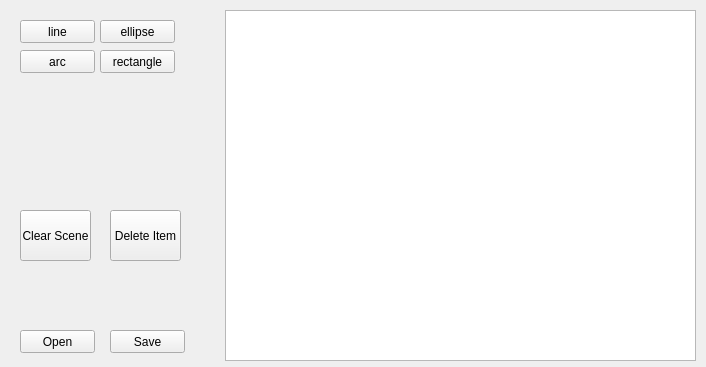
Rauf-Kurbanov/GesturesEditor, file editor0.2/GesturesEditor/gestEdit.ui: the form before one commit.
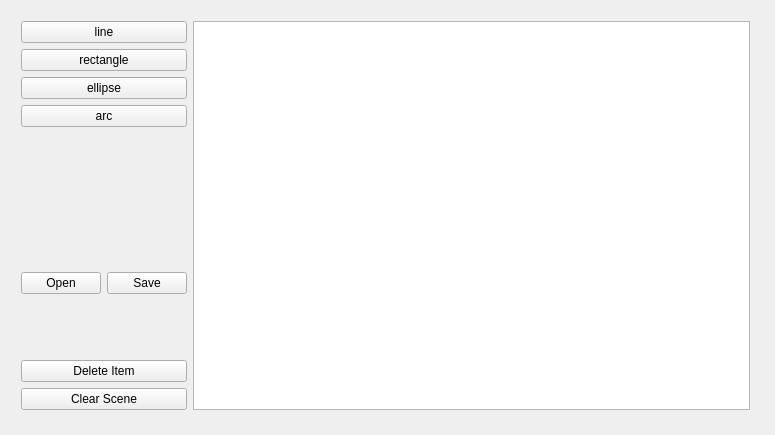
The form after the commit.

```diff
--- a/editor0.2/GesturesEditor/gestEdit.ui
+++ b/editor0.2/GesturesEditor/gestEdit.ui
@@ -6,32 +6,41 @@
    <rect>
     <x>0</x>
     <y>0</y>
-    <width>706</width>
-    <height>367</height>
+    <width>775</width>
+    <height>435</height>
    </rect>
   </property>
+  <property name="minimumSize">
+   <size>
+    <width>775</width>
+    <height>435</height>
+   </size>
+  </property>
+  <property name="maximumSize">
+   <size>
+    <width>775</width>
+    <height>435</height>
+   </size>
+  </property>
   <property name="windowTitle">
    <string>GestEdit</string>
   </property>
-  <widget class="QGraphicsView" name="graphicsView">
+  <widget class="QWidget" name="horizontalLayoutWidget_2">
    <property name="geometry">
     <rect>
-     <x>225</x>
+     <x>10</x>
      <y>10</y>
-     <width>471</width>
-     <height>351</height>
+     <width>751</width>
+     <height>411</height>
     </rect>
    </property>
-  </widget>
+   <layout class="QHBoxLayout" name="horizontalLayout">
+    <item>
+     <layout class="QVBoxLayout" name="verticalLayout_3">
+      <item>
+       <layout class="QVBoxLayout" name="verticalLayout_4">
+        <item>
   <widget class="QPushButton" name="drawLineButton">
-   <property name="geometry">
-    <rect>
-     <x>20</x>
-     <y>20</y>
-     <width>75</width>
-     <height>23</height>
-    </rect>
-   </property>
    <property name="text">
     <string>line</string>
    </property>
@@ -39,15 +48,19 @@
     <bool>true</bool>
    </property>
   </widget>
+        </item>
+        <item>
+         <widget class="QPushButton" name="drawRectButton">
+          <property name="text">
+           <string>rectangle</string>
+          </property>
+          <property name="checkable">
+           <bool>true</bool>
+          </property>
+         </widget>
+        </item>
+        <item>
   <widget class="QPushButton" name="drawEllipseButton">
-   <property name="geometry">
-    <rect>
-     <x>100</x>
-     <y>20</y>
-     <width>75</width>
-     <height>23</height>
-    </rect>
-   </property>
    <property name="text">
     <string>ellipse</string>
    </property>
@@ -55,15 +68,9 @@
     <bool>true</bool>
    </property>
   </widget>
+        </item>
+        <item>
   <widget class="QPushButton" name="drawArcButton">
-   <property name="geometry">
-    <rect>
-     <x>20</x>
-     <y>50</y>
-     <width>75</width>
-     <height>23</height>
-    </rect>
-   </property>
    <property name="text">
     <string>arc</string>
    </property>
@@ -71,73 +78,77 @@
     <bool>true</bool>
    </property>
   </widget>
-  <widget class="QPushButton" name="drawRectButton">
-   <property name="geometry">
-    <rect>
-     <x>100</x>
-     <y>50</y>
-     <width>75</width>
-     <height>23</height>
-    </rect>
-   </property>
-   <property name="text">
-    <string>rectangle</string>
-   </property>
-   <property name="checkable">
-    <bool>true</bool>
-   </property>
-  </widget>
-  <widget class="QPushButton" name="clearButton">
-   <property name="geometry">
-    <rect>
-     <x>20</x>
-     <y>210</y>
-     <width>71</width>
-     <height>51</height>
-    </rect>
-   </property>
-   <property name="text">
-    <string>Clear Scene</string>
-   </property>
-  </widget>
+        </item>
+        <item>
+         <spacer name="verticalSpacer">
+          <property name="orientation">
+           <enum>Qt::Vertical</enum>
+          </property>
+          <property name="sizeHint" stdset="0">
+           <size>
+            <width>20</width>
+            <height>40</height>
+           </size>
+          </property>
+         </spacer>
+        </item>
+        <item>
+         <layout class="QVBoxLayout" name="forDeleteLayout">
+          <item>
+           <layout class="QHBoxLayout" name="forXmlLayout">
+            <item>
   <widget class="QPushButton" name="openButton">
-   <property name="geometry">
-    <rect>
-     <x>20</x>
-     <y>330</y>
-     <width>75</width>
-     <height>23</height>
-    </rect>
-   </property>
    <property name="text">
     <string>Open</string>
    </property>
   </widget>
+            </item>
+            <item>
   <widget class="QPushButton" name="saveButton">
-   <property name="geometry">
-    <rect>
-     <x>110</x>
-     <y>330</y>
-     <width>75</width>
-     <height>23</height>
-    </rect>
-   </property>
    <property name="text">
     <string>Save</string>
    </property>
   </widget>
+            </item>
+           </layout>
+          </item>
+          <item>
+           <spacer name="verticalSpacer_2">
+            <property name="orientation">
+             <enum>Qt::Vertical</enum>
+            </property>
+            <property name="sizeHint" stdset="0">
+             <size>
+              <width>20</width>
+              <height>40</height>
+             </size>
+            </property>
+           </spacer>
+          </item>
+          <item>
   <widget class="QPushButton" name="deleteItemButton">
-   <property name="geometry">
-    <rect>
-     <x>110</x>
-     <y>210</y>
-     <width>71</width>
-     <height>51</height>
-    </rect>
-   </property>
    <property name="text">
     <string>Delete Item</string>
    </property>
+           </widget>
+          </item>
+          <item>
+           <widget class="QPushButton" name="clearButton">
+            <property name="text">
+             <string>Clear Scene</string>
+            </property>
+           </widget>
+          </item>
+         </layout>
+        </item>
+       </layout>
+      </item>
+     </layout>
+    </item>
+    <item>
+     <widget class="QGraphicsView" name="graphicsView"/>
+    </item>
+   </layout>
   </widget>
  </widget>
  <layoutdefault spacing="6" margin="11"/>
```
Lines whose indentation alone changed are shown as unchanged.
